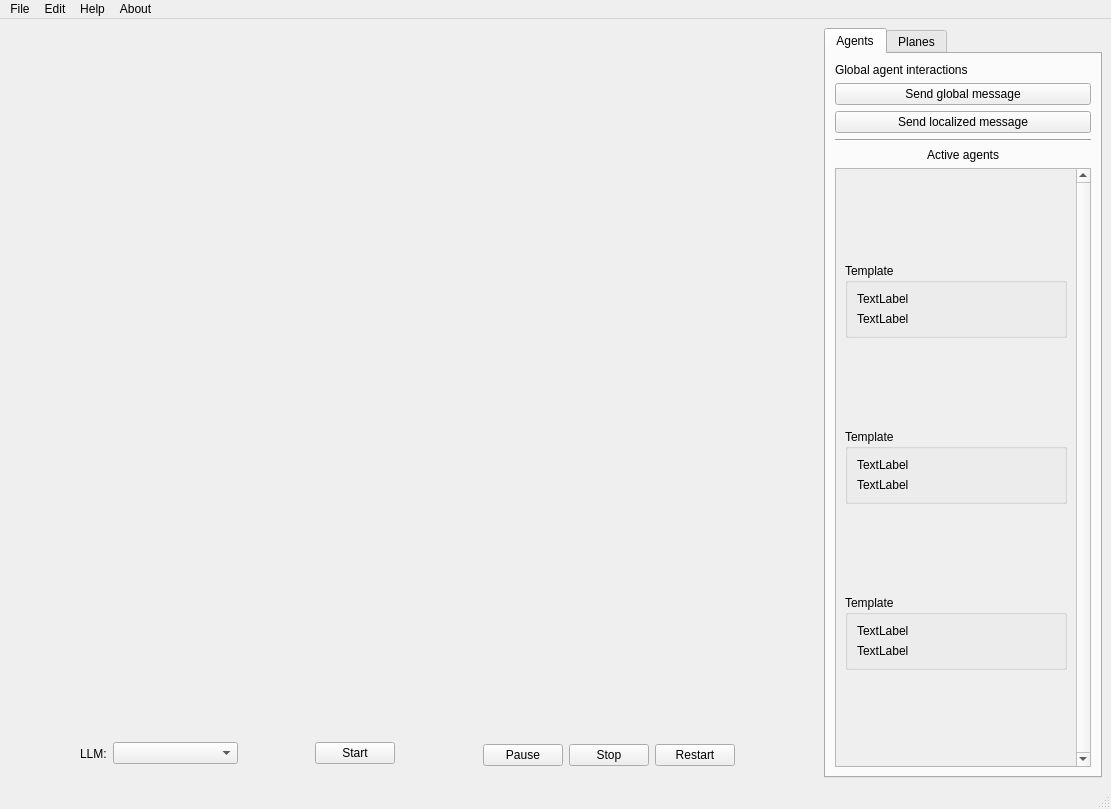
Above: agent-1/main.ui from xentellion/mas before the change. Below: the same form after it.
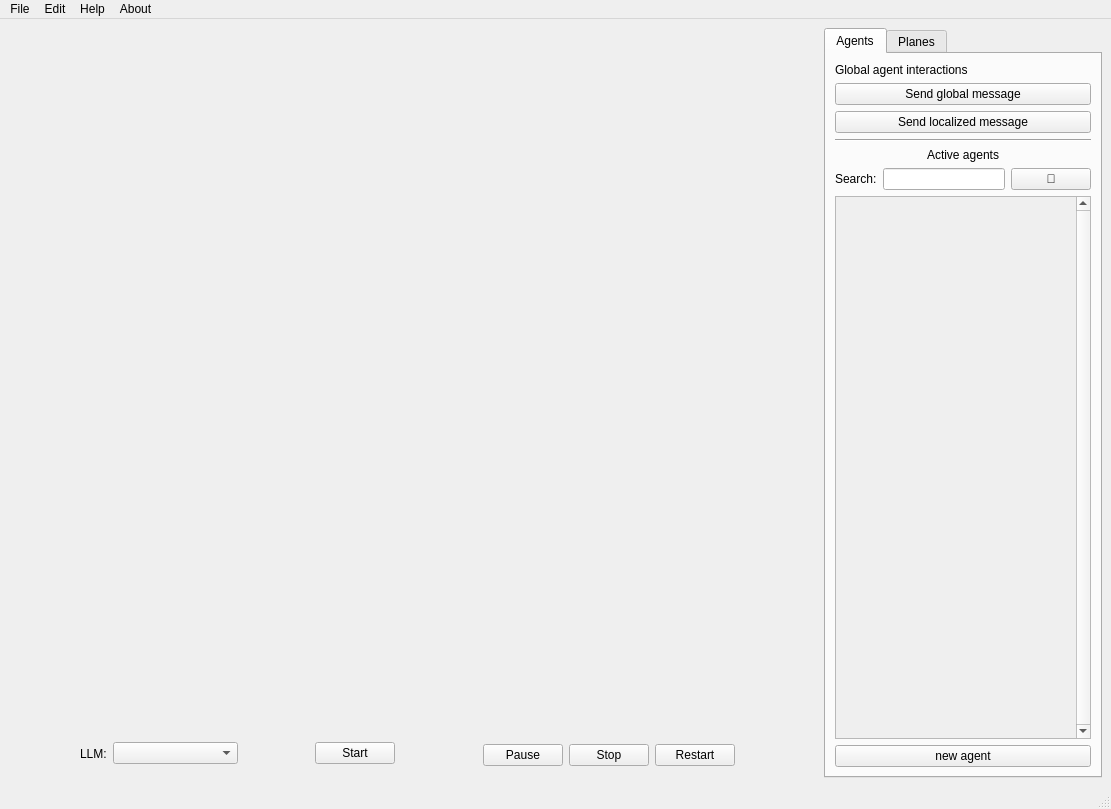
That is the form after the change. Icons and pictures are not drawn.

```diff
--- a/agent-1/main.ui
+++ b/agent-1/main.ui
@@ -240,7 +240,41 @@
          </widget>
         </item>
         <item>
-         <widget class="QScrollArea" name="scrollArea">
+         <layout class="QHBoxLayout" name="horizontalLayout" stretch="0,0,0">
+          <item>
+           <widget class="QLabel" name="label_11">
+            <property name="text">
+             <string>Search:</string>
+            </property>
+           </widget>
+          </item>
+          <item>
+           <widget class="QLineEdit" name="agent_line">
+            <property name="sizePolicy">
+             <sizepolicy hsizetype="Expanding" vsizetype="Fixed">
+              <horstretch>0</horstretch>
+              <verstretch>0</verstretch>
+             </sizepolicy>
+            </property>
+           </widget>
+          </item>
+          <item>
+           <widget class="QPushButton" name="search_agent">
+            <property name="sizePolicy">
+             <sizepolicy hsizetype="Minimum" vsizetype="Fixed">
+              <horstretch>0</horstretch>
+              <verstretch>0</verstretch>
+             </sizepolicy>
+            </property>
+            <property name="text">
+             <string>🔎</string>
+            </property>
+           </widget>
+          </item>
+         </layout>
+        </item>
+        <item>
+         <widget class="QScrollArea" name="agents_scroll">
           <property name="autoFillBackground">
            <bool>true</bool>
           </property>
@@ -261,8 +295,8 @@
             <rect>
              <x>0</x>
              <y>0</y>
-             <width>231</width>
-             <height>532</height>
+             <width>253</width>
+             <height>476</height>
             </rect>
            </property>
            <property name="sizePolicy">
@@ -271,102 +305,22 @@
              <verstretch>0</verstretch>
             </sizepolicy>
            </property>
-           <layout class="QVBoxLayout" name="verticalLayout_11">
+           <layout class="QVBoxLayout" name="verticalLayout_6" stretch="0">
+            <property name="sizeConstraint">
+             <enum>QLayout::SizeConstraint::SetDefaultConstraint</enum>
+            </property>
             <item>
-             <widget class="QGroupBox" name="groupBox_2">
-              <property name="sizePolicy">
-               <sizepolicy hsizetype="Preferred" vsizetype="Fixed">
-                <horstretch>0</horstretch>
-                <verstretch>0</verstretch>
-               </sizepolicy>
+             <spacer name="verticalSpacer">
+              <property name="orientation">
+               <enum>Qt::Orientation::Vertical</enum>
               </property>
-              <property name="title">
-               <string>Template</string>
+              <property name="sizeHint" stdset="0">
+               <size>
+                <width>20</width>
+                <height>40</height>
+               </size>
               </property>
-              <layout class="QVBoxLayout" name="verticalLayout_4" stretch="0,0">
-               <property name="sizeConstraint">
-                <enum>QLayout::SizeConstraint::SetMinimumSize</enum>
-               </property>
-               <item>
-                <widget class="QLabel" name="label_5">
-                 <property name="text">
-                  <string>TextLabel</string>
-                 </property>
-                </widget>
-               </item>
-               <item>
-                <widget class="QLabel" name="label_6">
-                 <property name="text">
-                  <string>TextLabel</string>
-                 </property>
-                </widget>
-               </item>
-              </layout>
-             </widget>
-            </item>
-            <item>
-             <widget class="QGroupBox" name="groupBox">
-              <property name="sizePolicy">
-               <sizepolicy hsizetype="Preferred" vsizetype="Fixed">
-                <horstretch>0</horstretch>
-                <verstretch>0</verstretch>
-               </sizepolicy>
-              </property>
-              <property name="title">
-               <string>Template</string>
-              </property>
-              <layout class="QVBoxLayout" name="verticalLayout_3" stretch="0,0">
-               <property name="sizeConstraint">
-                <enum>QLayout::SizeConstraint::SetMinimumSize</enum>
-               </property>
-               <item>
-                <widget class="QLabel" name="label_4">
-                 <property name="text">
-                  <string>TextLabel</string>
-                 </property>
-                </widget>
-               </item>
-               <item>
-                <widget class="QLabel" name="label_3">
-                 <property name="text">
-                  <string>TextLabel</string>
-                 </property>
-                </widget>
-               </item>
-              </layout>
-             </widget>
-            </item>
-            <item>
-             <widget class="QGroupBox" name="groupBox_3">
-              <property name="sizePolicy">
-               <sizepolicy hsizetype="Preferred" vsizetype="Fixed">
-                <horstretch>0</horstretch>
-                <verstretch>0</verstretch>
-               </sizepolicy>
-              </property>
-              <property name="title">
-               <string>Template</string>
-              </property>
-              <layout class="QVBoxLayout" name="verticalLayout_5" stretch="0,0">
-               <property name="sizeConstraint">
-                <enum>QLayout::SizeConstraint::SetMinimumSize</enum>
-               </property>
-               <item>
-                <widget class="QLabel" name="label_7">
-                 <property name="text">
-                  <string>TextLabel</string>
-                 </property>
-                </widget>
-               </item>
-               <item>
-                <widget class="QLabel" name="label_8">
-                 <property name="text">
-                  <string>TextLabel</string>
-                 </property>
-                </widget>
-               </item>
-              </layout>
-             </widget>
+             </spacer>
             </item>
            </layout>
            <zorder>groupBox_3</zorder>
@@ -375,6 +329,13 @@
           </widget>
          </widget>
         </item>
+        <item>
+         <widget class="QPushButton" name="new_agent_button">
+          <property name="text">
+           <string>new agent</string>
+          </property>
+         </widget>
+        </item>
        </layout>
       </widget>
       <widget class="QWidget" name="planes">
```
Left out of the diff: 5 changed lines with no effect on the pictures.
